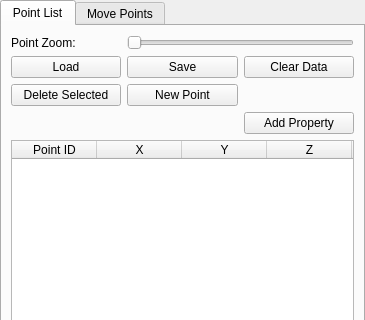
Qt form rtUI/rt3DPointBuffer.ui (pengwg/vurtigo) before a commit; both pictures show x 0 to 365 and y 0 to 320 of the 365 by 571 pixel window.
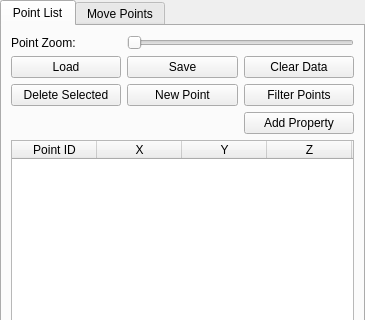
The same form after that commit.

Commit message:
Added the GUI for the generic filter for the 3D point list. BugID:725 Analysis: GUI for the generic point filter for 3D points.
Resolution:

Reviewed by:

The edit to the form file:
```diff
--- a/rtUI/rt3DPointBuffer.ui
+++ b/rtUI/rt3DPointBuffer.ui
@@ -142,6 +142,13 @@
          </property>
         </widget>
        </item>
+       <item row="2" column="2">
+        <widget class="QPushButton" name="filterPushButton">
+         <property name="text">
+          <string>Filter Points</string>
+         </property>
+        </widget>
+       </item>
       </layout>
      </widget>
      <widget class="QWidget" name="tab_2">
```
The commit also changes 7 other files.
